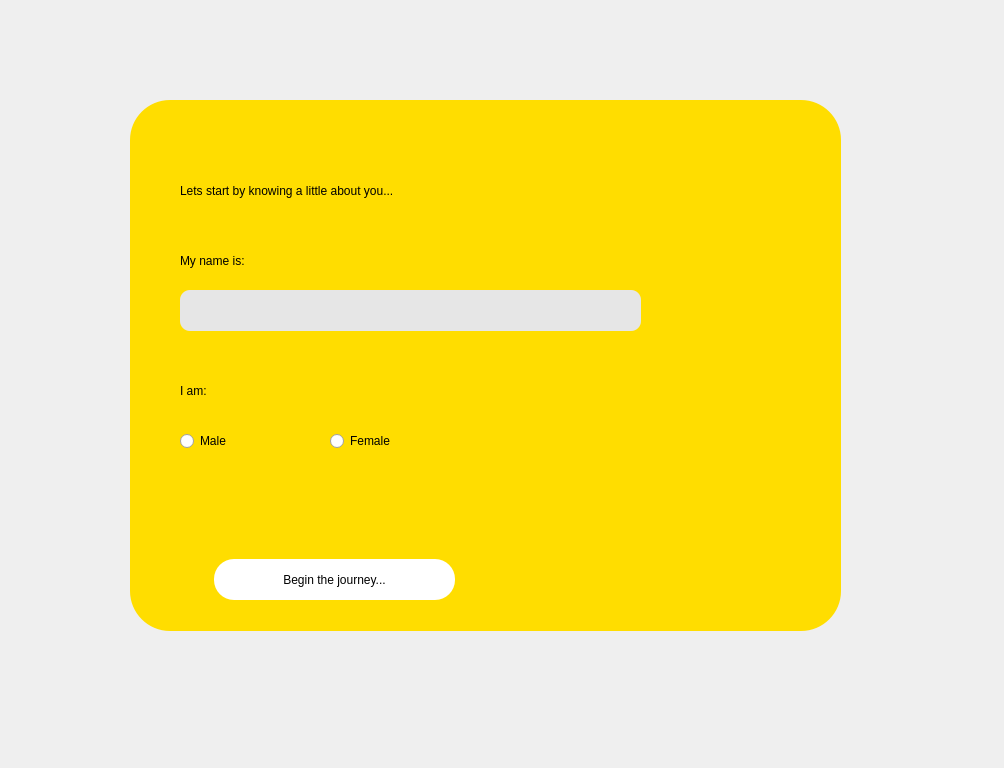
This is .ui/_login.ui in Sudesh22/Prioritize as Qt 5 draws it before an edit. The edited form follows.
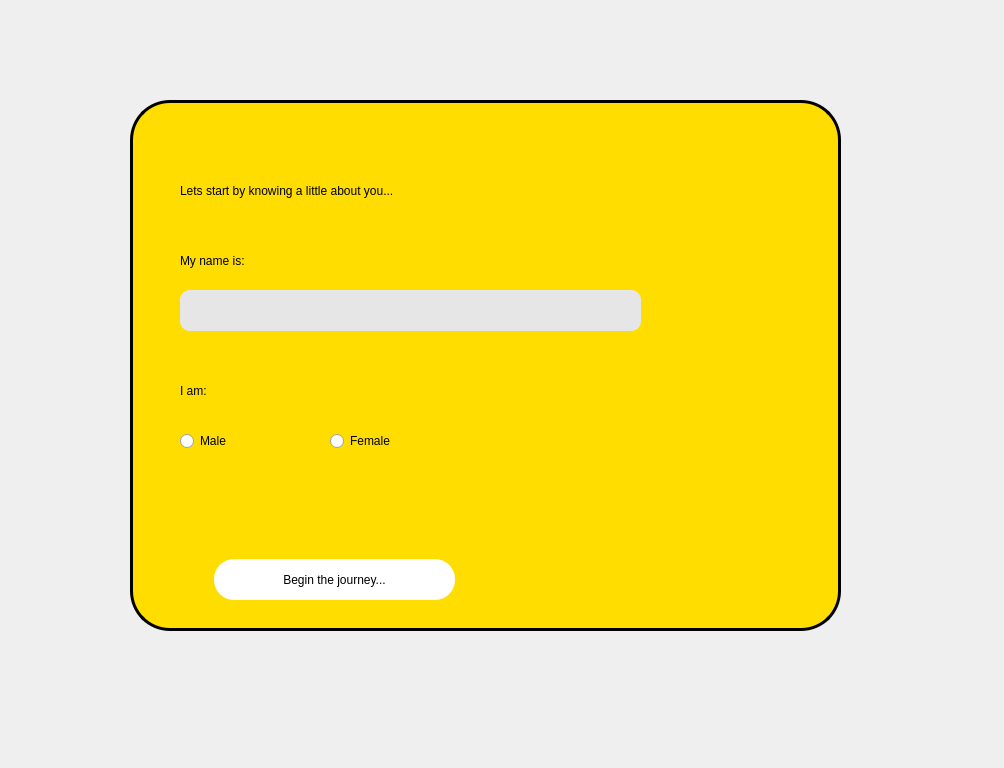
This is the edited form.

The edit to the form file:
```diff
--- a/.ui/_login.ui
+++ b/.ui/_login.ui
@@ -25,7 +25,8 @@
     </property>
     <property name="styleSheet">
      <string notr="true">background-color:rgb(255, 221, 0);
-border-radius: 40px;	</string>
+border-radius: 40px;	
+border: 3px solid black;</string>
     </property>
     <property name="text">
      <string/>
```
